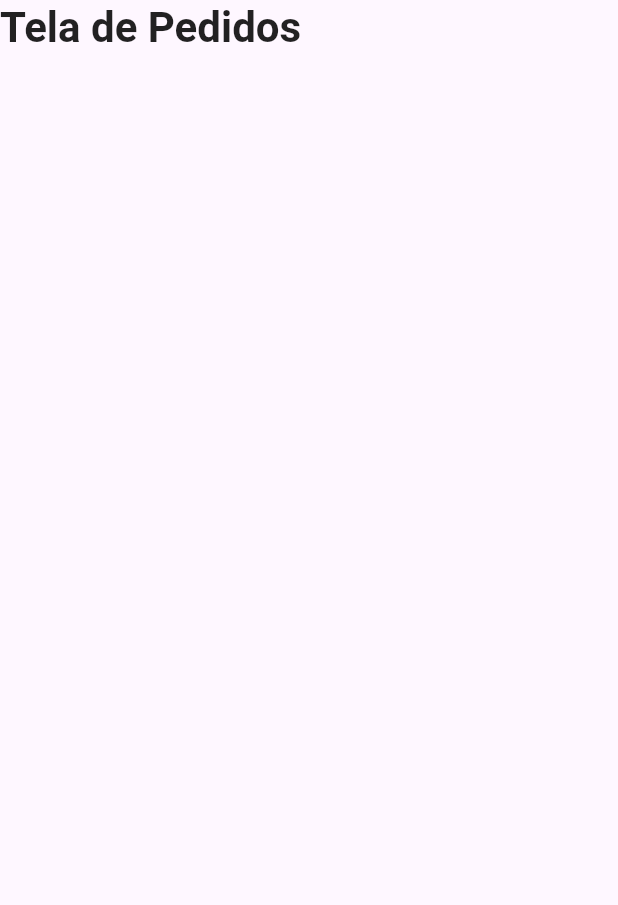
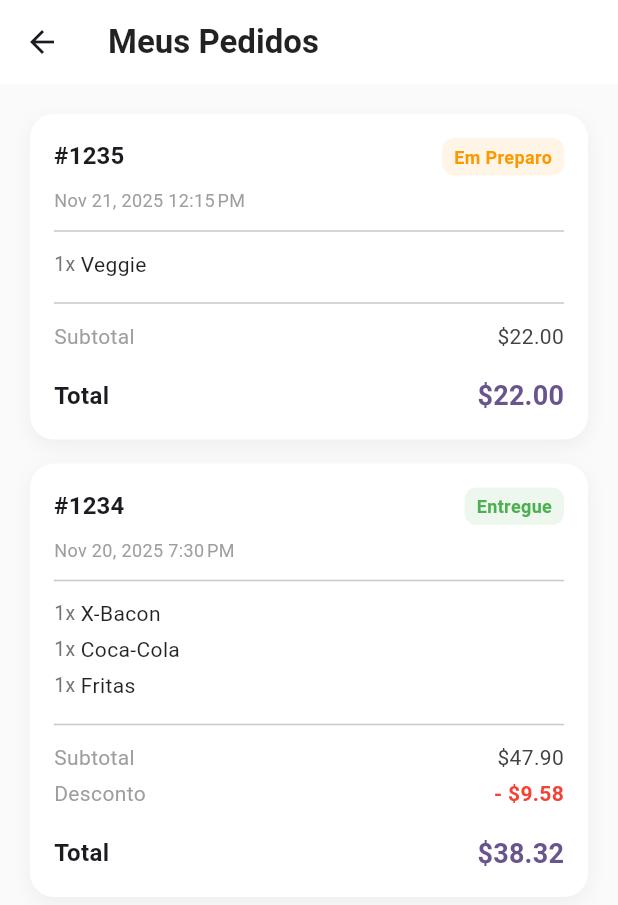
Before and after one commit to luishperna/good-hamburger-flutter, a Flutter app: the OrdersView screen opened directly, on a phone screen of 412 x 824 dp. Shown: the top 905 px of the screen. Run offline on Flutter 3.47's test engine with Material 3 defaults, Android fonts, the phone set to English and light mode, and no system bars; our stand-ins replace flutter_svg, get_it, shared_preferences, smooth_page_indicator; accounts and stored records are empty.

Commit message:
feat(order): create an order flow

```diff
--- a/lib/core/di/injection_container.dart
+++ b/lib/core/di/injection_container.dart
@@ -6,6 +6,8 @@ import '../../features/menu/repositories/menu_repository.dart';
 import '../../features/menu/view_models/menu_view_model.dart';
 import '../../features/onboarding/repositories/onboarding_repository.dart';
 import '../../features/onboarding/view_models/onboarding_view_model.dart';
+import '../../features/orders/repositories/orders_repository.dart';
+import '../../features/orders/view_models/orders_view_model.dart';
 import '../../features/splash/view_models/splash_view_model.dart';
 import '../../features/user/repositories/user_repository.dart';
 import '../../features/user/view_models/user_identification_view_model.dart';
@@ -60,4 +62,10 @@ void setupDependencies() {
   getIt.registerLazySingleton<CartGlobalViewModel>(
     () => CartGlobalViewModel(getIt<OrderCalculator>()),
   );
+
+  getIt.registerFactory<OrdersRepository>(() => OrdersRepository());
+
+  getIt.registerFactory<OrdersViewModel>(
+    () => OrdersViewModel(getIt<OrdersRepository>()),
+  );
 }
--- a/lib/core/router/app_router.dart
+++ b/lib/core/router/app_router.dart
@@ -6,6 +6,7 @@ import '../../features/main/views/main_view.dart';
 import '../../features/menu/view_models/menu_view_model.dart';
 import '../../features/onboarding/view_models/onboarding_view_model.dart';
 import '../../features/onboarding/views/onboarding_view.dart';
+import '../../features/orders/view_models/orders_view_model.dart';
 import '../../features/splash/view_models/splash_view_model.dart';
 import '../../features/splash/views/splash_view.dart';
 import '../../features/user/view_models/user_identification_view_model.dart';
@@ -43,7 +44,7 @@ class AppRouter {
         // ChangeNotifierProvider(create: (_) => getIt<CartViewModel>()),
         ChangeNotifierProvider(create: (_) => getIt<MenuViewModel>()),
 
-        // ChangeNotifierProvider(create: (_) => getIt<OrdersViewModel>()),
+        ChangeNotifierProvider(create: (_) => getIt<OrdersViewModel>()),
       ],
       child: const MainView(),
     ),
--- /dev/null
+++ b/lib/features/orders/models/order_model.dart
@@ -0,0 +1,25 @@
+import 'package:good_hamburger/features/orders/models/order_status_enum.dart';
+
+import '../../menu/models/item_model.dart';
+
+class OrderModel {
+  final int id;
+  final String code;
+  final DateTime date;
+  final List<ItemModel> items;
+  final int subtotal;
+  final int discount;
+  final int total;
+  final OrderStatusEnum status;
+
+  const OrderModel({
+    required this.id,
+    required this.code,
+    required this.date,
+    required this.items,
+    required this.subtotal,
+    required this.discount,
+    required this.total,
+    required this.status,
+  });
+}
--- /dev/null
+++ b/lib/features/orders/models/order_status_enum.dart
@@ -0,0 +1 @@
+enum OrderStatusEnum { preparing, delivering, delivered, canceled }
--- /dev/null
+++ b/lib/features/orders/repositories/orders_repository.dart
@@ -0,0 +1,68 @@
+import '../../menu/models/category_enum.dart';
+import '../../menu/models/item_model.dart';
+import '../models/order_model.dart';
+import '../models/order_status_enum.dart';
+
+class OrdersRepository {
+  Future<List<OrderModel>> getOrders() async {
+    await Future.delayed(const Duration(seconds: 1));
+
+    return [
+      OrderModel(
+        id: 1,
+        code: '#1234',
+        date: DateTime(2025, 11, 20, 19, 30),
+        items: [
+          ItemModel(
+            id: 1,
+            category: CategoryEnum.sandwich,
+            name: 'X-Bacon',
+            description: '',
+            price: 2590,
+            imagePath: 'assets/images/burger1.png',
+          ),
+          ItemModel(
+            id: 4,
+            category: CategoryEnum.extras,
+            name: 'Coca-Cola',
+            description: '',
+            price: 700,
+            imagePath: 'assets/images/soda.png',
+          ),
+          ItemModel(
+            id: 5,
+            category: CategoryEnum.extras,
+            name: 'Fritas',
+            description: '',
+            price: 1500,
+            imagePath: 'assets/images/fries.png',
+          ),
+        ],
+        subtotal: 4790,
+        discount: 958,
+        total: 3832,
+        status: OrderStatusEnum.delivered,
+      ),
+
+      OrderModel(
+        id: 2,
+        code: '#1235',
+        date: DateTime(2025, 11, 21, 12, 15),
+        items: const [
+          ItemModel(
+            id: 2,
+            category: CategoryEnum.sandwich,
+            name: 'Veggie',
+            description: '',
+            price: 2200,
+            imagePath: 'assets/images/burger2.png',
+          ),
+        ],
+        subtotal: 2200,
+        discount: 0,
+        total: 2200,
+        status: OrderStatusEnum.preparing,
+      ),
+    ];
+  }
+}
--- /dev/null
+++ b/lib/features/orders/view_models/orders_view_model.dart
@@ -0,0 +1,32 @@
+import 'package:flutter/material.dart';
+import 'package:good_hamburger/features/orders/models/order_model.dart';
+
+import '../repositories/orders_repository.dart';
+
+class OrdersViewModel extends ChangeNotifier {
+  final OrdersRepository _repository;
+
+  OrdersViewModel(this._repository);
+
+  bool _isLoading = false;
+  List<OrderModel> _orders = [];
+
+  bool get isLoading => _isLoading;
+
+  List<OrderModel> get orders => _orders;
+
+  Future<void> fetchOrders() async {
+    _isLoading = true;
+    notifyListeners();
+
+    try {
+      _orders = await _repository.getOrders();
+      _orders.sort((a, b) => b.date.compareTo(a.date));
+    } catch (e) {
+      debugPrint("Erro ao buscar pedidos: $e");
+    } finally {
+      _isLoading = false;
+      notifyListeners();
+    }
+  }
+}
--- a/lib/features/orders/views/orders_view.dart
+++ b/lib/features/orders/views/orders_view.dart
@@ -1,23 +1,71 @@
 import 'package:flutter/material.dart';
+import 'package:provider/provider.dart';
 
-class OrdersView extends StatelessWidget {
+import '../../../shared/view_models/user_global_view_model.dart';
+import '../view_models/orders_view_model.dart';
+import '../widgets/order_card.dart';
+
+class OrdersView extends StatefulWidget {
   const OrdersView({super.key});
 
   @override
+  State<OrdersView> createState() => _OrdersViewState();
+}
+
+class _OrdersViewState extends State<OrdersView> {
+  @override
+  void initState() {
+    super.initState();
+    WidgetsBinding.instance.addPostFrameCallback((_) {
+      context.read<OrdersViewModel>().fetchOrders();
+    });
+  }
+
+  @override
   Widget build(BuildContext context) {
+    final userGlobal = context.watch<UserGlobalViewModel>();
+    final ordersVM = context.watch<OrdersViewModel>();
     final theme = Theme.of(context);
 
     return Scaffold(
-      backgroundColor: theme.scaffoldBackgroundColor,
-      body: SafeArea(
-        child: Text(
-          "Tela de Pedidos",
-          style: theme.textTheme.headlineMedium?.copyWith(
-            fontWeight: FontWeight.bold,
-            color: Colors.black87,
+      backgroundColor: Colors.grey[50],
+      appBar: AppBar(
+        title: const Text('Meus Pedidos'),
+        backgroundColor: Colors.white,
+        elevation: 0,
+        scrolledUnderElevation: 0,
+        titleTextStyle: theme.textTheme.titleLarge?.copyWith(
+          fontWeight: FontWeight.bold,
+          color: Colors.black87,
+        ),
+      ),
+      body: ordersVM.isLoading
+          ? const Center(child: CircularProgressIndicator())
+          : ordersVM.orders.isEmpty
+          ? _buildEmptyState()
+          : ListView.separated(
+              padding: const EdgeInsets.all(20),
+              itemCount: ordersVM.orders.length,
+              separatorBuilder: (_, __) => const SizedBox(height: 16),
+              itemBuilder: (context, index) {
+                return OrderCard(order: ordersVM.orders[index]);
+              },
+            ),
+    );
+  }
+
+  Widget _buildEmptyState() {
+    return Center(
+      child: Column(
+        mainAxisAlignment: MainAxisAlignment.center,
+        children: [
+          Icon(Icons.receipt_long_rounded, size: 80, color: Colors.grey[300]),
+          const SizedBox(height: 16),
+          Text(
+            "Nenhum pedido realizado ainda.",
+            style: TextStyle(fontSize: 16, color: Colors.grey[600]),
           ),
-          textAlign: TextAlign.center,
-        ),
+        ],
       ),
     );
   }
--- /dev/null
+++ b/lib/features/orders/widgets/order_card.dart
@@ -0,0 +1,169 @@
+import 'package:flutter/material.dart';
+
+import '../../../shared/utils/extensions/currency_extension.dart';
+import '../../../shared/utils/extensions/date_extension.dart';
+import '../models/order_model.dart';
+import '../models/order_status_enum.dart';
+
+class OrderCard extends StatelessWidget {
+  final OrderModel order;
+
+  const OrderCard({super.key, required this.order});
+
+  @override
+  Widget build(BuildContext context) {
+    final theme = Theme.of(context);
+
+    Color statusColor;
+    String statusText;
+
+    switch (order.status) {
+      case OrderStatusEnum.delivered:
+        statusColor = Colors.green;
+        statusText = "Entregue";
+        break;
+      case OrderStatusEnum.canceled:
+        statusColor = Colors.red;
+        statusText = "Cancelado";
+        break;
+      default:
+        statusColor = Colors.orange;
+        statusText = "Em Preparo";
+    }
+
+    return Container(
+      padding: const EdgeInsets.all(16),
+      decoration: BoxDecoration(
+        color: Colors.white,
+        borderRadius: BorderRadius.circular(16),
+        boxShadow: [
+          BoxShadow(
+            color: Colors.black.withValues(alpha: 0.05),
+            blurRadius: 10,
+            offset: const Offset(0, 4),
+          ),
+        ],
+      ),
+      child: Column(
+        crossAxisAlignment: CrossAxisAlignment.start,
+        children: [
+          Row(
+            mainAxisAlignment: MainAxisAlignment.spaceBetween,
+            children: [
+              Text(
+                order.code,
+                style: theme.textTheme.titleMedium?.copyWith(
+                  fontWeight: FontWeight.bold,
+                ),
+              ),
+              Container(
+                padding: const EdgeInsets.symmetric(horizontal: 8, vertical: 4),
+                decoration: BoxDecoration(
+                  color: statusColor.withValues(alpha: 0.1),
+                  borderRadius: BorderRadius.circular(8),
+                ),
+                child: Text(
+                  statusText,
+                  style: TextStyle(
+                    color: statusColor,
+                    fontSize: 12,
+                    fontWeight: FontWeight.bold,
+                  ),
+                ),
+              ),
+            ],
+          ),
+          const SizedBox(height: 8),
+          Text(
+            order.date.toFormattedDate,
+            style: TextStyle(color: Colors.grey[500], fontSize: 12),
+          ),
+
+          const Divider(height: 24),
+
+          ...order.items.map(
+            (item) => Padding(
+              padding: const EdgeInsets.only(bottom: 4),
+              child: Row(
+                children: [
+                  Text(
+                    "1x ",
+                    style: TextStyle(color: Colors.grey[600], fontSize: 13),
+                  ),
+                  Expanded(
+                    child: Text(
+                      item.name,
+                      style: const TextStyle(
+                        fontSize: 14,
+                        color: Colors.black87,
+                      ),
+                      overflow: TextOverflow.ellipsis,
+                    ),
+                  ),
+                ],
+              ),
+            ),
+          ),
+
+          const Divider(height: 24),
+
+          _buildFinancialRow(
+            label: "Subtotal",
+            value: order.subtotal.toCurrency,
+          ),
+
+          if (order.discount > 0)
+            _buildFinancialRow(
+              label: "Desconto",
+              value: "- ${order.discount.toCurrency}",
+              valueColor: Colors.red,
+            ),
+
+          const SizedBox(height: 12),
+          Row(
+            mainAxisAlignment: MainAxisAlignment.spaceBetween,
+            children: [
+              const Text(
+                "Total",
+                style: TextStyle(fontWeight: FontWeight.w600, fontSize: 16),
+              ),
+              Text(
+                order.total.toCurrency,
+                style: theme.textTheme.titleMedium?.copyWith(
+                  color: theme.primaryColor,
+                  fontWeight: FontWeight.bold,
+                  fontSize: 18,
+                ),
+              ),
+            ],
+          ),
+        ],
+      ),
+    );
+  }
+
+  Widget _buildFinancialRow({
+    required String label,
+    required String value,
+    Color? valueColor,
+  }) {
+    return Padding(
+      padding: const EdgeInsets.only(bottom: 4),
+      child: Row(
+        mainAxisAlignment: MainAxisAlignment.spaceBetween,
+        children: [
+          Text(label, style: const TextStyle(color: Colors.grey)),
+          Text(
+            value,
+            style: TextStyle(
+              color: valueColor ?? Colors.grey[800],
+              fontWeight: valueColor != null
+                  ? FontWeight.bold
+                  : FontWeight.normal,
+            ),
+          ),
+        ],
+      ),
+    );
+  }
+}
--- a/lib/shared/utils/extensions/currency_extension.dart
+++ b/lib/shared/utils/extensions/currency_extension.dart
@@ -3,8 +3,8 @@ import 'package:intl/intl.dart';
 extension CurrencyExtension on int {
   String get toCurrency {
     final format = NumberFormat.currency(
-      locale: 'pt_BR',
-      symbol: 'R\$',
+      locale: 'en_US',
+      symbol: '\$',
       decimalDigits: 2,
     );
     return format.format(this / 100);
--- /dev/null
+++ b/lib/shared/utils/extensions/date_extension.dart
@@ -0,0 +1,7 @@
+import 'package:intl/intl.dart';
+
+extension DateExtension on DateTime {
+  String get toFormattedDate {
+    return DateFormat.yMMMd('en_US').add_jm().format(this);
+  }
+}
--- /dev/null
+++ b/lib/shared/utils/extensions/order_status_extension.dart
@@ -0,0 +1,29 @@
+import 'package:flutter/material.dart';
+
+import '../../../features/orders/models/order_status_enum.dart';
+
+extension OrderStatusUiExtension on OrderStatusEnum {
+  String get label {
+    switch (this) {
+      case OrderStatusEnum.preparing:
+        return "Preparing";
+      case OrderStatusEnum.delivering:
+        return "Out for Delivery";
+      case OrderStatusEnum.delivered:
+        return "Delivered";
+      case OrderStatusEnum.canceled:
+        return "Canceled";
+    }
+  }
+
+  Color get color {
+    switch (this) {
+      case OrderStatusEnum.delivered:
+        return Colors.green;
+      case OrderStatusEnum.canceled:
+        return Colors.red;
+      default:
+        return Colors.orange;
+    }
+  }
+}
```
